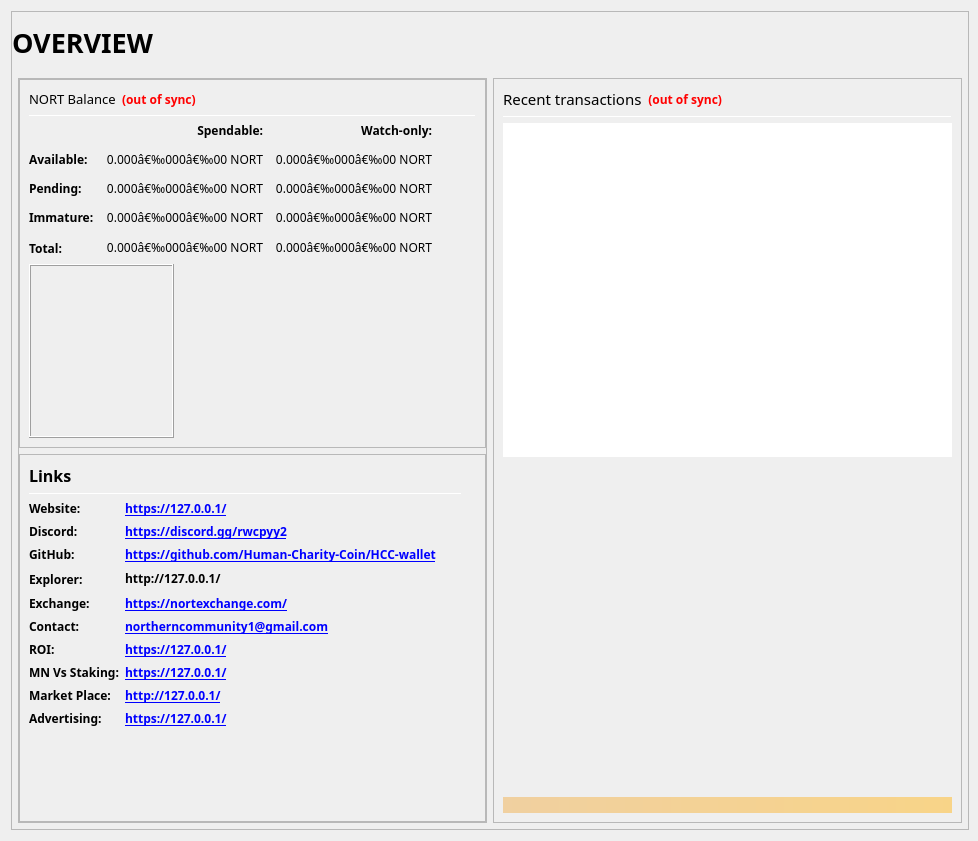
First picture: the form in src/qt/forms/overviewpage.ui, repository Human-Charity-Coin/HCC-wallet, before the edit.
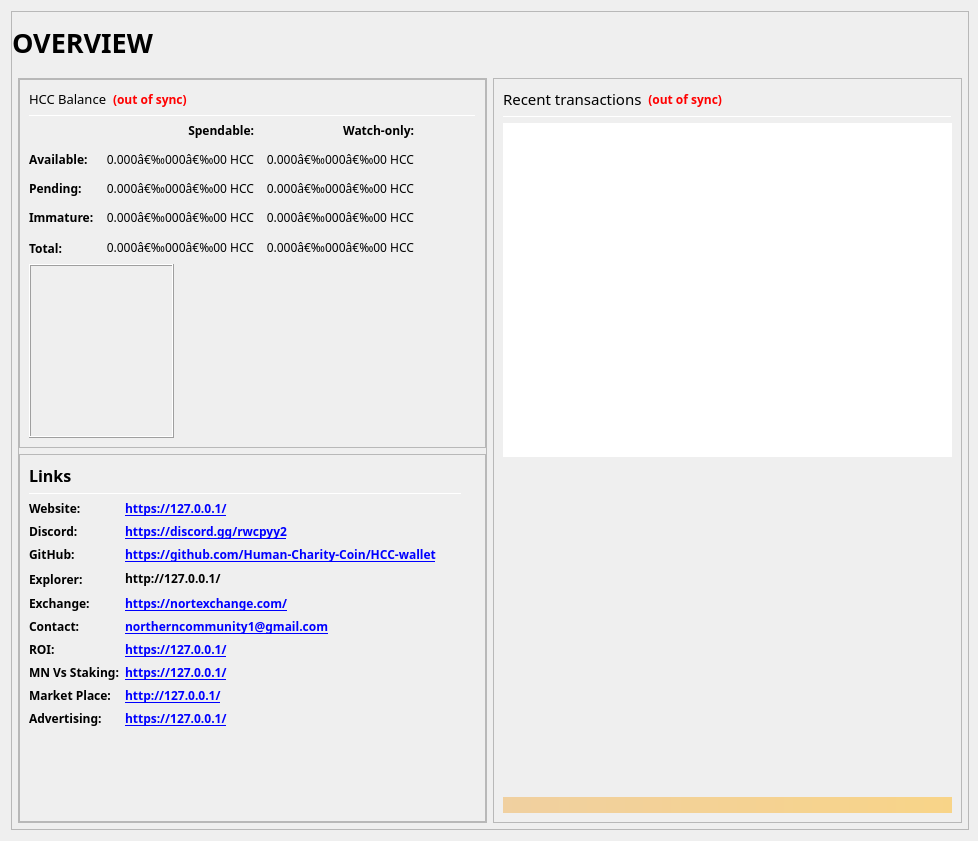
Second picture: the form after the edit. Icons and pictures are not drawn.

What changed in the file:
```diff
--- a/src/qt/forms/overviewpage.ui
+++ b/src/qt/forms/overviewpage.ui
@@ -260,7 +260,7 @@
                           <string notr="true">font: 87 10pt &quot;Arial Black&quot;;</string>
                          </property>
                          <property name="text">
-                          <string>NORT Balance</string>
+                          <string>HCC Balance</string>
                          </property>
                         </widget>
                        </item>
@@ -379,7 +379,7 @@
                           <string notr="true">font: 87 9pt &quot;Arial Black&quot;;</string>
                          </property>
                          <property name="text">
-                          <string notr="true">0.000â€‰000â€‰00 NORT</string>
+                          <string notr="true">0.000â€‰000â€‰00 HCC</string>
                          </property>
                          <property name="alignment">
                           <set>Qt::AlignRight|Qt::AlignTrailing|Qt::AlignVCenter</set>
@@ -410,7 +410,7 @@
                           <string notr="true">font: 87 9pt &quot;Arial Black&quot;;</string>
                          </property>
                          <property name="text">
-                          <string notr="true">0.000â€‰000â€‰00 NORT</string>
+                          <string notr="true">0.000â€‰000â€‰00 HCC</string>
                          </property>
                          <property name="alignment">
                           <set>Qt::AlignRight|Qt::AlignTrailing|Qt::AlignVCenter</set>
@@ -451,7 +451,7 @@
                           <string notr="true">font: 87 9pt &quot;Arial Black&quot;;</string>
                          </property>
                          <property name="text">
-                          <string notr="true">0.000â€‰000â€‰00 NORT</string>
+                          <string notr="true">0.000â€‰000â€‰00 HCC</string>
                          </property>
                          <property name="alignment">
                           <set>Qt::AlignRight|Qt::AlignTrailing|Qt::AlignVCenter</set>
@@ -482,7 +482,7 @@
                           <string notr="true">font: 87 9pt &quot;Arial Black&quot;;</string>
                          </property>
                          <property name="text">
-                          <string notr="true">0.000â€‰000â€‰00 NORT</string>
+                          <string notr="true">0.000â€‰000â€‰00 HCC</string>
                          </property>
                          <property name="alignment">
                           <set>Qt::AlignRight|Qt::AlignTrailing|Qt::AlignVCenter</set>
@@ -523,7 +523,7 @@
                           <string notr="true">font: 87 9pt &quot;Arial Black&quot;;</string>
                          </property>
                          <property name="text">
-                          <string notr="true">0.000â€‰000â€‰00 NORT</string>
+                          <string notr="true">0.000â€‰000â€‰00 HCC</string>
                          </property>
                          <property name="alignment">
                           <set>Qt::AlignRight|Qt::AlignTrailing|Qt::AlignVCenter</set>
@@ -554,7 +554,7 @@
                           <string notr="true">font: 87 9pt &quot;Arial Black&quot;;</string>
                          </property>
                          <property name="text">
-                          <string notr="true">0.000â€‰000â€‰00 NORT</string>
+                          <string notr="true">0.000â€‰000â€‰00 HCC</string>
                          </property>
                          <property name="alignment">
                           <set>Qt::AlignRight|Qt::AlignTrailing|Qt::AlignVCenter</set>
@@ -598,7 +598,7 @@
                           <string notr="true">font: 87 9pt &quot;Arial Black&quot;;</string>
                          </property>
                          <property name="text">
-                          <string notr="true">0.000â€‰000â€‰00 NORT</string>
+                          <string notr="true">0.000â€‰000â€‰00 HCC</string>
                          </property>
                          <property name="alignment">
                           <set>Qt::AlignRight|Qt::AlignTrailing|Qt::AlignVCenter</set>
@@ -629,7 +629,7 @@
                           <string notr="true">font: 87 9pt &quot;Arial Black&quot;;</string>
                          </property>
                          <property name="text">
-                          <string notr="true">0.000â€‰000â€‰00 NORT</string>
+                          <string notr="true">0.000â€‰000â€‰00 HCC</string>
                          </property>
                          <property name="alignment">
                           <set>Qt::AlignRight|Qt::AlignTrailing|Qt::AlignVCenter</set>
```
Left out of the diff: 6 changed lines with no effect on the pictures.
